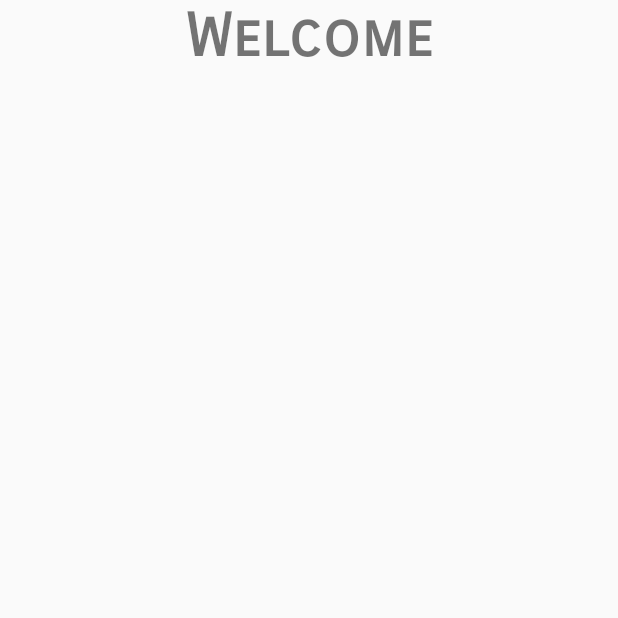
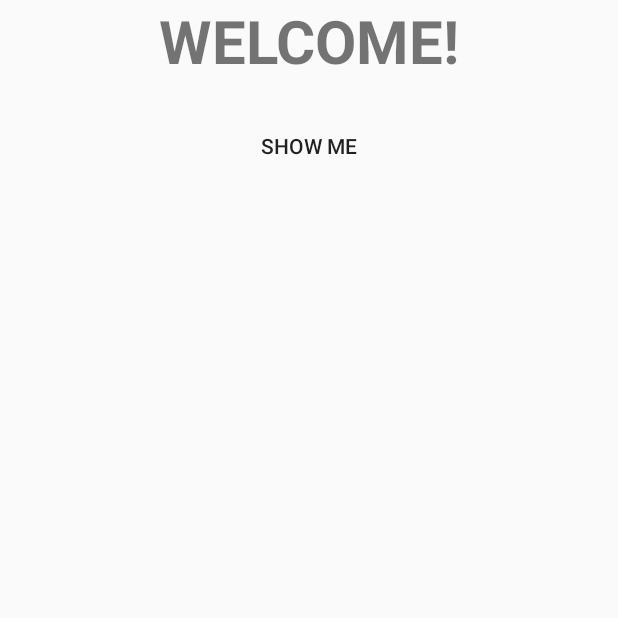
Before and after one commit to davidemarcoli/annadroid-next-gen, an Android app: the screen it shows after launch (MainActivity), on a phone screen of 412 x 824 dp, the top half of it. Run offline under Robolectric (Android 15) with nearby library versions, the phone set to English and light mode, and no system bars; 1 statement that could not run was skipped.

Commit message:
Working version for demonstration purposes

```diff
--- a/Android/Client/app/src/main/res/layout/activity_main.xml
+++ b/Android/Client/app/src/main/res/layout/activity_main.xml
@@ -16,11 +16,10 @@
         android:id="@+id/welcome_text"
         android:layout_width="match_parent"
         android:layout_height="wrap_content"
-        android:fontFamily="sans-serif-smallcaps"
         android:gravity="center"
-        android:textSize="40dp"
+        android:textSize="40sp"
         android:textStyle="bold"
-        android:text="Welcome"/>
+        android:text="@string/welcome_text"/>
 
     <TextView
         android:id="@+id/winTxt"
@@ -28,12 +27,12 @@
         android:layout_height="wrap_content"
 
         />
-        <TextView
-            android:id="@+id/loseTxt"
-            android:layout_width="match_parent"
-            android:layout_height="wrap_content"
-
-            />
+    <Button
+        android:id="@+id/show_result"
+        android:layout_width="match_parent"
+        android:layout_height="wrap_content"
+        style="@style/Base.Widget.AppCompat.Button.Borderless"
+        android:text="@string/show_me_button"/>
 
 
 
--- a/Android/Client/app/src/main/res/values/strings.xml
+++ b/Android/Client/app/src/main/res/values/strings.xml
@@ -3,4 +3,6 @@
 
     <string name="dummy_button">Dummy Button</string>
     <string name="dummy_content">DUMMY\nCONTENT</string>
+    <string name="welcome_text">WELCOME!</string>
+    <string name="show_me_button">Show me</string>
 </resources>
--- a/Android/Client/gradle.properties
+++ b/Android/Client/gradle.properties
@@ -12,8 +12,4 @@
 # This option should only be used with decoupled projects. More details, visit
 # http://www.gradle.org/docs/current/userguide/multi_project_builds.html#sec:decoupled_projects
 # org.gradle.parallel=true
-#Fri Aug 05 08:16:02 CEST 2016
-systemProp.http.proxyPassword=Sx@8891281
-systemProp.http.proxyHost=proxy.telekurs.com
-systemProp.http.proxyUser=txc37
-systemProp.http.proxyPort=8080
+#Mon Aug 08 08:07:08 CEST 2016
```
Also changed, not shown: Android/Client/app/src/main/java/com/six/achrist/client/ConnectionService.java (+19 -26 lines), Android/Client/app/src/main/java/com/six/achrist/client/MainActivity.java (+39 -17 lines).
